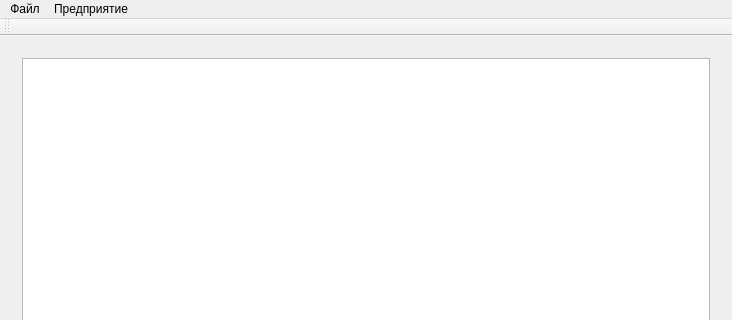
Qt form SalaryCount/SalaryCount/salarycount.ui (artemkurylev/mdkp) before a commit; both pictures show x 0 to 732 and y 0 to 320 of the 732 by 552 pixel window.
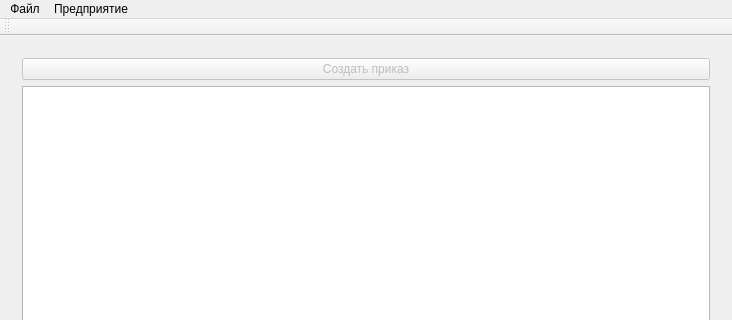
The same form after that commit. The open tabs and pages were chosen to show the change. Icons and pictures are not drawn.

Commit message: Добавлен метод countEntries для класса HireDirective, название списка в ui для приказов изменено на адекватное

The edit to the form file:
```diff
--- a/SalaryCount/SalaryCount/salarycount.ui
+++ b/SalaryCount/SalaryCount/salarycount.ui
@@ -938,7 +938,20 @@
       </widget>
       <widget class="QWidget" name="HireDirectivesPage">
        <layout class="QGridLayout" name="gridLayout_11">
+        <item row="0" column="0">
+         <widget class="QPushButton" name="pushButton_15">
+          <property name="enabled">
+           <bool>false</bool>
+          </property>
+          <property name="text">
+           <string>Создать приказ</string>
+          </property>
+         </widget>
+        </item>
         <item row="1" column="0">
+         <widget class="QListWidget" name="directiveList"/>
+        </item>
+        <item row="2" column="0">
          <widget class="QPushButton" name="pushButton_16">
           <property name="enabled">
            <bool>false</bool>
@@ -948,9 +961,6 @@
           </property>
          </widget>
         </item>
-        <item row="0" column="0">
-         <widget class="QListWidget" name="listWidget_4"/>
-        </item>
        </layout>
       </widget>
      </widget>
```
Left out of the diff: 2 changed lines with no effect on the pictures. The commit also changes 2 other files.
